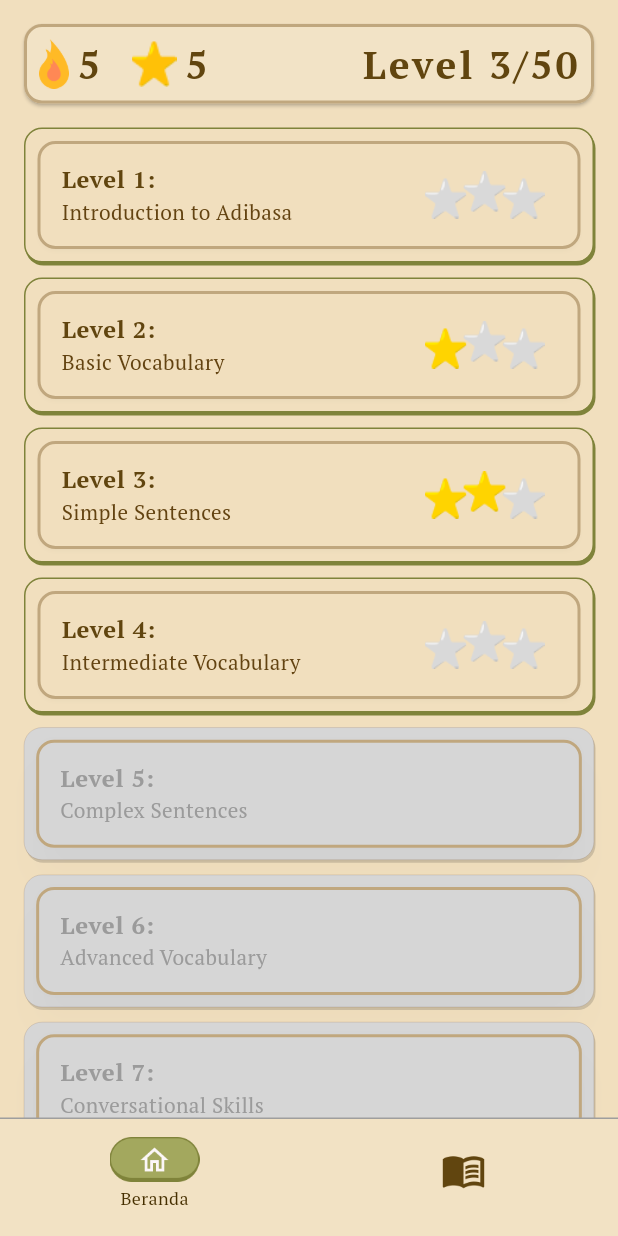
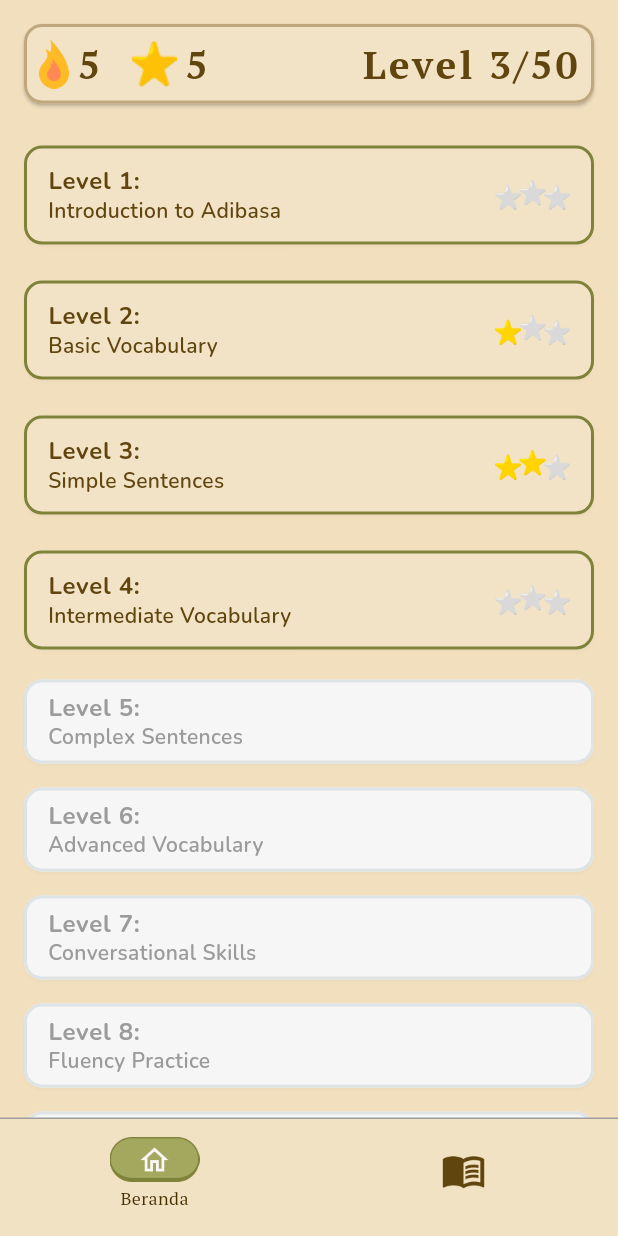
Before and after one commit to Nayzzilar/adibasa_app, a Flutter app: the screen it shows after launch, on a phone screen of 412 x 824 dp. Run offline on Flutter 3.47's test engine with Material 3 defaults, Android fonts, the phone set to English and light mode, and no system bars; our stand-ins replace cloud_firestore, firebase_core, get, google_fonts; accounts and stored records are empty.

Commit message:
bug fixing level selection card dan font dan warnanya

```diff
--- a/lib/screens/level_selection.dart
+++ b/lib/screens/level_selection.dart
@@ -1,8 +1,8 @@
 import 'package:adibasa_app/navigation/buttom_navbar.dart';
-import 'package:adibasa_app/widgets/level_locked.dart';
-import 'package:adibasa_app/widgets/status_bar_level_selection.dart';
+import 'package:adibasa_app/widgets/level_selection/level_locked.dart';
+import 'package:adibasa_app/widgets/level_selection/status_bar_level_selection.dart';
 import 'package:flutter/material.dart';
-import 'package:adibasa_app/widgets/level_unlocked.dart';
+import 'package:adibasa_app/widgets/level_selection/level_unlocked.dart';
 import 'package:adibasa_app/dummy/levels_dummy.dart';
 
 class LevelSelection extends StatelessWidget {
@@ -12,7 +12,7 @@ class LevelSelection extends StatelessWidget {
   Widget build(BuildContext context) {
     List<Level> levels = Level.getLevels();
     return Scaffold(
-      backgroundColor: const Color(0xFFF1DFBE),
+      backgroundColor: Theme.of(context).colorScheme.secondaryContainer,
       body: SafeArea(
         child: CustomScrollView(
           slivers: [
--- a/lib/theme/theme.dart
+++ b/lib/theme/theme.dart
@@ -16,9 +16,9 @@ class MaterialTheme {
       onPrimaryContainer: Color(0xffdbb474),
       secondary: Color(0xff6a5d43),
       onSecondary: Color(0xffffffff),
-      secondaryContainer: Color(0xfff1dfbe),
+      secondaryContainer: Color(0xfff1dfbe), // matsu background
       onSecondaryContainer: Color(0xff6f6248),
-      tertiary: Color(0xff5e6220),
+      tertiary: Color(0xff7F833A), // primary border (outline finish card)
       onTertiary: Color(0xffffffff),
       tertiaryContainer: Color(0xffa3a85e),
       onTertiaryContainer: Color(0xff383c00),
@@ -29,7 +29,7 @@ class MaterialTheme {
       surface: Color(0xfff2e3c6), // Matsu Card
       onSurface: Color(0xff1d1b19),
       onSurfaceVariant: Color(0xff4d463c),
-      outline: Color(0xffC0A77E), // Matsu Border
+      outline: Color(0xffC0A77E), // Matsu Border (outline ongoing card)
       outlineVariant: Color(0xffd0c5b8),
       shadow: Color(0xff000000),
       scrim: Color(0xff000000),
@@ -51,9 +51,9 @@ class MaterialTheme {
       surfaceBright: Color(0xfffef8f4),
       surfaceContainerLowest: Color(0xffffffff),
       surfaceContainerLow: Color(0xfff8f3ee),
-      surfaceContainer: Color(0xfff2ede9),
-      surfaceContainerHigh: Color(0xffede7e3),
-      surfaceContainerHighest: Color(0xffe7e1dd),
+      surfaceContainer: Color(0xff9B9B9B), // font
+      surfaceContainerHigh: Color(0xffF6F6F6), // card locked
+      surfaceContainerHighest: Color(0xffDEE3E5), //outline card locked
     );
   }
 
@@ -74,6 +74,18 @@ class MaterialTheme {
         color: colorScheme.primaryContainer,
         letterSpacing: 2.0,
       ),
+      headlineMedium: GoogleFonts.nunito(
+        fontSize: 16,
+        fontWeight: FontWeight.w700,
+        color: colorScheme.primaryContainer,
+        letterSpacing: 0.5,
+      ),
+      headlineSmall: GoogleFonts.nunito(
+        fontSize: 14,
+        fontWeight: FontWeight.w600,
+        color: colorScheme.primaryContainer,
+        letterSpacing: 0.25,
+      ),
     ),
     scaffoldBackgroundColor: colorScheme.secondaryContainer,
     elevatedButtonTheme: ElevatedButtonThemeData(
@@ -89,12 +101,40 @@ class MaterialTheme {
       shape: RoundedRectangleBorder(
         borderRadius: BorderRadius.circular(12),
         side: BorderSide(
-          color: colorScheme.outline, // e.g. Matsu border color
+          color: colorScheme.outline, // Default border color
           width: 2,
         ),
       ),
-      margin: const EdgeInsets.all(8), // Optional: standard spacing
+      margin: const EdgeInsets.all(8),
     ),
+    extensions: <ThemeExtension<dynamic>>[
+      CustomCardThemes(
+        lockedCardTheme: CardTheme(
+          color: colorScheme.surfaceContainerHigh, // Warna untuk card locked
+          elevation: 1,
+          shape: RoundedRectangleBorder(
+            borderRadius: BorderRadius.circular(12),
+            side: BorderSide(
+              color: colorScheme.surfaceContainerHighest, // Outline card locked
+              width: 2,
+            ),
+          ),
+          margin: const EdgeInsets.all(8),
+        ),
+        finishedCardTheme: CardTheme(
+          color: colorScheme.surface, // Warna untuk card selesai
+          elevation: 1,
+          shape: RoundedRectangleBorder(
+            borderRadius: BorderRadius.circular(12),
+            side: BorderSide(
+              color: colorScheme.tertiary, // Border untuk card selesai
+              width: 2,
+            ),
+          ),
+          margin: const EdgeInsets.all(8),
+        ),
+      ),
+    ],
   );
 }
 
@@ -111,3 +151,35 @@ class ColorFamily {
   final Color colorContainer;
   final Color onColorContainer;
 }
+
+class CustomCardThemes extends ThemeExtension<CustomCardThemes> {
+  final CardTheme lockedCardTheme;
+  final CardTheme finishedCardTheme;
+
+  const CustomCardThemes({
+    required this.lockedCardTheme,
+    required this.finishedCardTheme,
+  });
+
+  @override
+  CustomCardThemes copyWith({
+    CardTheme? lockedCardTheme,
+    CardTheme? finishedCardTheme,
+  }) {
+    return CustomCardThemes(
+      lockedCardTheme: lockedCardTheme ?? this.lockedCardTheme,
+      finishedCardTheme: finishedCardTheme ?? this.finishedCardTheme,
+    );
+  }
+
+  @override
+  CustomCardThemes lerp(ThemeExtension<CustomCardThemes>? other, double t) {
+    if (other is! CustomCardThemes) return this;
+    return CustomCardThemes(
+      lockedCardTheme:
+          CardTheme.lerp(lockedCardTheme, other.lockedCardTheme, t)!,
+      finishedCardTheme:
+          CardTheme.lerp(finishedCardTheme, other.finishedCardTheme, t)!,
+    );
+  }
+}
--- a/lib/widgets/level_appbar.dart
+++ /dev/null
@@ -1,65 +0,0 @@
-import 'package:flutter/material.dart';
-
-class LevelAppBar extends StatelessWidget {
-  const LevelAppBar({super.key});
-
-  @override
-  Widget build(BuildContext context) {
-    return Material(
-      elevation: 2,
-      child: Container(
-        color: const Color(0xFFF1DFBE),
-        padding: const EdgeInsets.symmetric(horizontal: 0, vertical: 10),
-        margin: const EdgeInsets.only(top: 0),
-        child: Row(
-          mainAxisAlignment: MainAxisAlignment.spaceBetween,
-          children: [
-            Row(
-              children: [
-                Padding(
-                  padding: const EdgeInsets.only(top: 40),
-                  child: Row(
-                    children: [
-                      Image.asset('assets/streak.png', height: 30, width: 30),
-                      const SizedBox(width: 4),
-                      const Text(
-                        '5',
-                        style: TextStyle(
-                          fontSize: 32,
-                          fontWeight: FontWeight.bold,
-                          color: Color(0xFF61450F),
-                        ),
-                      ),
-                      const SizedBox(width: 12),
-                      Image.asset('assets/star.png', height: 30, width: 30),
-                      const SizedBox(width: 4),
-                      const Text(
-                        '12',
-                        style: TextStyle(
-                          fontSize: 32,
-                          fontWeight: FontWeight.bold,
-                          color: Color(0xFF61450F),
-                        ),
-                      ),
-                    ],
-                  ),
-                ),
-              ],
-            ),
-            const Padding(
-              padding: EdgeInsets.only(top: 40),
-              child: Text(
-                'Level 3/50',
-                style: TextStyle(
-                  fontSize: 26,
-                  fontWeight: FontWeight.bold,
-                  color: Color(0xFF61450F),
-                ),
-              ),
-            ),
-          ],
-        ),
-      ),
-    );
-  }
-}
--- a/lib/widgets/level_locked.dart
+++ /dev/null
@@ -1,65 +0,0 @@
-import 'package:flutter/material.dart';
-import 'package:adibasa_app/dummy/levels_dummy.dart';
-
-class LevelLocked extends StatelessWidget {
-  final Level level;
-  const LevelLocked({super.key, required this.level});
-
-  @override
-  Widget build(BuildContext context) {
-    return Padding(
-      padding: const EdgeInsets.only(right: 16.0, left: 16.0, bottom: 10.0),
-      child: Container(
-        decoration: BoxDecoration(
-          color: const Color(0xFFD6D6D6), // match Card color
-          border: Border.all(
-            color: Colors.brown.shade700, // deeper brown for more visual weight
-            width: 0.1, // make it thicker
-          ),
-          borderRadius: BorderRadius.circular(12.0),
-          boxShadow: [
-            BoxShadow(
-              color: Colors.black.withOpacity(0.15),
-              // spreadRadius: 1,
-              // blurRadius: 1,
-              offset: Offset(1, 2),
-            ),
-          ],
-        ),
-        child: Card(
-          color: const Color(0xFFD6D6D6),
-          elevation: 10,
-          shadowColor: Colors.black.withOpacity(0.1),
-          child: Column(
-            mainAxisSize: MainAxisSize.min,
-            children: <Widget>[
-              ListTile(
-                // leading: const Icon(Icons.book, size: 50),
-                title: Text(
-                  '${level.name}:', // <-- Level name
-                  style: const TextStyle(
-                    fontSize: 16,
-                    color: Color(0xFF9B9B9B),
-                    fontWeight: FontWeight.bold,
-                  ),
-                ),
-                subtitle: Text(
-                  level.description, // <-- Level description
-                  style: const TextStyle(
-                    fontSize: 14,
-                    color: Color(0xFF9B9B9B),
-                  ),
-                ),
-                // trailing: Image.asset(
-                //   'assets/${level.stars}_stars.png', // <-- GANTI ICON BERDASARKAN STARS
-                //   height: 80,
-                //   width: 80,
-                // ),
-              ),
-            ],
-          ),
-        ),
-      ),
-    );
-  }
-}
--- /dev/null
+++ b/lib/widgets/level_selection/level_locked.dart
@@ -0,0 +1,61 @@
+import 'package:adibasa_app/theme/theme.dart';
+import 'package:flutter/material.dart';
+import 'package:adibasa_app/dummy/levels_dummy.dart';
+
+class LevelLocked extends StatelessWidget {
+  final Level level;
+  const LevelLocked({super.key, required this.level});
+
+  @override
+  Widget build(BuildContext context) {
+    final lockedCardTheme =
+        Theme.of(context).extension<CustomCardThemes>()?.lockedCardTheme;
+
+    return Padding(
+      padding: const EdgeInsets.symmetric(horizontal: 8),
+      child: Card(
+        color: lockedCardTheme?.color, // Menggunakan warna dari lockedCardTheme
+        elevation: lockedCardTheme?.elevation ?? 1,
+        shadowColor: Colors.black.withOpacity(0.1),
+        shape: lockedCardTheme?.shape, // Menggunakan shape dari lockedCardTheme
+        margin:
+            lockedCardTheme?.margin, // Menggunakan margin dari lockedCardTheme
+        child: Padding(
+          padding: const EdgeInsets.symmetric(horizontal: 16, vertical: 8),
+          child: Row(
+            mainAxisAlignment: MainAxisAlignment.spaceBetween,
+            children: [
+              // Bagian Kiri: Level Name dan Description
+              Column(
+                crossAxisAlignment: CrossAxisAlignment.start,
+                children: [
+                  // Level Name
+                  Text(
+                    '${level.name}:', // Nama level
+                    style: Theme.of(context).textTheme.headlineMedium?.copyWith(
+                      color:
+                          Theme.of(
+                            context,
+                          ).colorScheme.surfaceContainer, // Warna font
+                    ),
+                  ),
+
+                  // Level Description
+                  Text(
+                    level.description, // Deskripsi level
+                    style: Theme.of(context).textTheme.headlineSmall?.copyWith(
+                      color:
+                          Theme.of(
+                            context,
+                          ).colorScheme.surfaceContainer, // Warna font
+                    ),
+                  ),
+                ],
+              ),
+            ],
+          ),
+        ),
+      ),
+    );
+  }
+}
--- /dev/null
+++ b/lib/widgets/level_selection/level_unlocked.dart
@@ -0,0 +1,73 @@
+import 'package:adibasa_app/theme/theme.dart';
+import 'package:flutter/material.dart';
+import 'package:adibasa_app/dummy/levels_dummy.dart';
+
+class LevelUnlocked extends StatelessWidget {
+  final Level level;
+  const LevelUnlocked({super.key, required this.level});
+
+  @override
+  Widget build(BuildContext context) {
+    final finishedCardTheme =
+        Theme.of(context).extension<CustomCardThemes>()?.finishedCardTheme;
+
+    return Padding(
+      padding: const EdgeInsets.symmetric(
+        horizontal: 8,
+        vertical: 4,
+      ), // Konsisten dengan LevelLocked
+      child: Card(
+        color:
+            finishedCardTheme
+                ?.color, // Menggunakan warna dari finishedCardTheme
+        elevation: finishedCardTheme?.elevation ?? 1,
+        shadowColor: Colors.black.withOpacity(0.1),
+        shape:
+            finishedCardTheme
+                ?.shape, // Menggunakan shape dari finishedCardTheme
+        child: Padding(
+          padding: const EdgeInsets.symmetric(horizontal: 16, vertical: 8),
+          child: Row(
+            mainAxisAlignment: MainAxisAlignment.spaceBetween,
+            children: [
+              // Bagian Kiri: Level Name dan Description
+              Column(
+                crossAxisAlignment: CrossAxisAlignment.start,
+                children: [
+                  // Level Name
+                  Text(
+                    '${level.name}:', // Nama level
+                    style: Theme.of(context).textTheme.headlineMedium?.copyWith(
+                      color:
+                          Theme.of(
+                            context,
+                          ).colorScheme.primaryContainer, // Warna font
+                    ),
+                  ),
+
+                  // Level Description
+                  Text(
+                    level.description, // Deskripsi level
+                    style: Theme.of(context).textTheme.headlineSmall?.copyWith(
+                      color:
+                          Theme.of(
+                            context,
+                          ).colorScheme.primaryContainer, // Warna font
+                    ),
+                  ),
+                ],
+              ),
+
+              // Bagian Kanan: Ikon Bintang
+              Image.asset(
+                'assets/${level.stars}_stars.png', // Ganti ikon berdasarkan jumlah bintang
+                height: 50,
+                width: 50,
+              ),
+            ],
+          ),
+        ),
+      ),
+    );
+  }
+}
--- a/lib/widgets/level_unlocked.dart
+++ /dev/null
@@ -1,67 +0,0 @@
-import 'package:flutter/material.dart';
-import 'package:adibasa_app/dummy/levels_dummy.dart';
-
-class LevelUnlocked extends StatelessWidget {
-  final Level level;
-  const LevelUnlocked({super.key, required this.level});
-
-  @override
-  Widget build(BuildContext context) {
-    return Padding(
-      padding: const EdgeInsets.only(right: 16.0, left: 16.0, bottom: 10.0),
-      child: Container(
-        decoration: BoxDecoration(
-          color: const Color(0xFFF1DFBE), // match Card color
-          border: Border.all(
-            color: const Color(
-              0xFF7F833A,
-            ), // deeper brown for more visual weight
-            width: 1, // make it thicker
-          ),
-          borderRadius: BorderRadius.circular(12.0),
-          boxShadow: [
-            BoxShadow(
-              color: const Color(0xFF7F833A),
-              // spreadRadius: 1,
-              // blurRadius: 1,
-              offset: Offset(1, 2),
-            ),
-          ],
-        ),
-        child: Card(
-          color: const Color(0xFFF1DFBE),
-          // elevation: 2,
-          shadowColor: Colors.black.withOpacity(0.1),
-          child: Column(
-            mainAxisSize: MainAxisSize.min,
-            children: <Widget>[
-              ListTile(
-                // leading: const Icon(Icons.book, size: 50),
-                title: Text(
-                  '${level.name}:', // <-- Level name
-                  style: const TextStyle(
-                    fontSize: 16,
-                    color: Color(0xFF61450F),
-                    fontWeight: FontWeight.bold,
-                  ),
-                ),
-                subtitle: Text(
-                  level.description, // <-- Level description
-                  style: const TextStyle(
-                    fontSize: 14,
-                    color: Color(0xFF634311),
-                  ),
-                ),
-                trailing: Image.asset(
-                  'assets/${level.stars}_stars.png', // <-- GANTI ICON BERDASARKAN STARS
-                  height: 80,
-                  width: 80,
-                ),
-              ),
-            ],
-          ),
-        ),
-      ),
-    );
-  }
-}
```
Also changed, not shown: lib/widgets/level_selection/status_bar_level_selection.dart (renamed from lib/widgets/status_bar_level_selection.dart).
